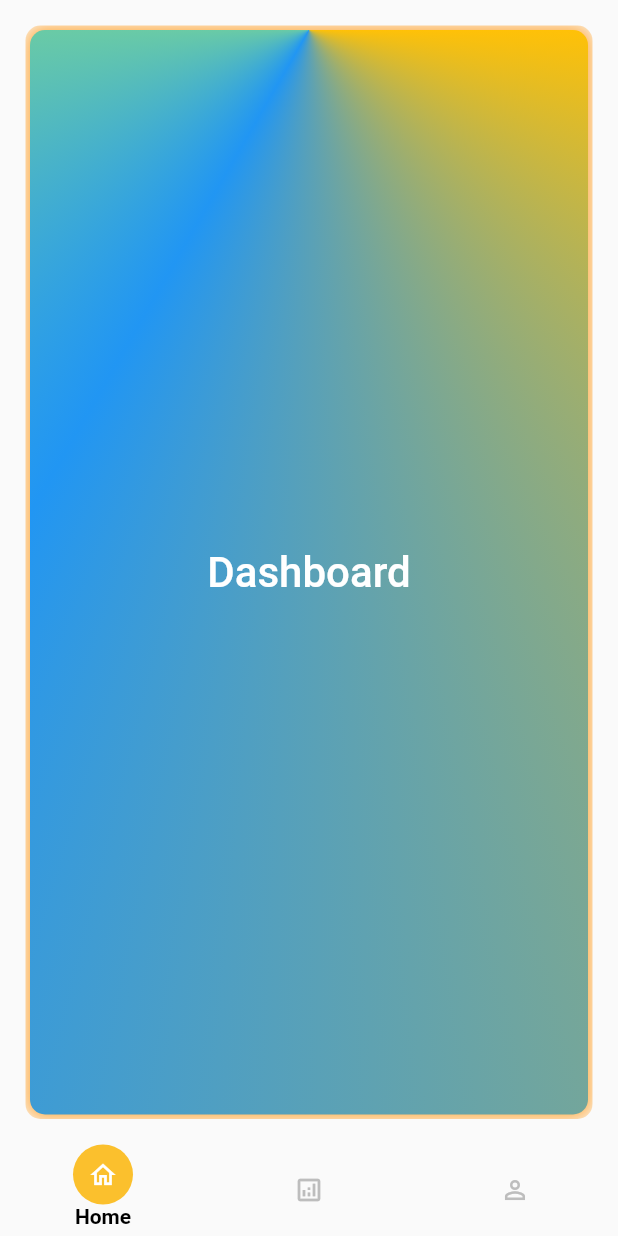
After one commit to chandandas9353r/project_gps_system, a Flutter app: the UserPage screen opened directly, on a phone screen of 412 x 824 dp. The commit adds this screen. Run offline on Flutter 3.47's test engine with Material 2 defaults, Android fonts, the phone set to English and light mode, and no system bars.

Commit message:
Custom Bottom Navigation Bar added

```diff
--- a/lib/main.dart
+++ b/lib/main.dart
@@ -1,5 +1,6 @@
 import 'package:flutter/material.dart';
 import 'package:project_gps_system/sign_in.dart';
+import 'package:project_gps_system/student/user_page.dart';
 
 void main() => runApp(MaterialApp(
   debugShowCheckedModeBanner: false,
--- /dev/null
+++ b/lib/navigation_bar.dart
@@ -0,0 +1,89 @@
+import 'package:flutter/material.dart';
+
+class CustomBottomNavigationBar extends StatefulWidget {
+  Widget selectedPage;
+  int selectedIndex;
+  List<Widget> pagesList;
+  Function(Widget) changePage;
+  CustomBottomNavigationBar({
+    required this.pagesList,
+    required this.selectedPage,
+    required this.selectedIndex,
+    required this.changePage,
+    super.key,
+  });
+  @override
+  State<CustomBottomNavigationBar> createState() =>
+      _CustomBottomNavigationBarState();
+}
+
+class _CustomBottomNavigationBarState extends State<CustomBottomNavigationBar> {
+  int _selectedIndex = 0;
+  List<Widget> _pagesList = [];
+  @override
+  void initState() {
+    super.initState();
+    setState(() {
+      _selectedIndex = widget.selectedIndex;
+      _pagesList = widget.pagesList;
+    });
+  }
+
+  Widget buildNavBar(int index, IconData icon, String data) {
+    return Container(
+      margin: (_selectedIndex==index)
+          ? const EdgeInsets.only(bottom: 5.0)
+          : const EdgeInsets.only(bottom: 0.0),
+      child: Column(
+        mainAxisSize: MainAxisSize.min,
+        children: [
+          GestureDetector(
+            onTap: () => setState(() {
+              _selectedIndex = index;
+              widget.selectedPage = _pagesList[index];
+              widget.changePage(widget.selectedPage);
+            }),
+            child: Container(
+              padding: const EdgeInsets.all(10.0),
+              decoration: (_selectedIndex==index)
+                  ? BoxDecoration(
+                      color: (_selectedIndex==index)
+                          ? Colors.yellow.shade700
+                          : Colors.transparent,
+                      shape: BoxShape.circle,
+                    )
+                  : const BoxDecoration(),
+              child: Icon(
+                icon,
+                size: 20,
+                color: (_selectedIndex==index)
+                    ? Colors.white
+                    : Colors.grey.shade400,
+              ),
+            ),
+          ),
+          if (_selectedIndex==index)
+            Text(
+              data,
+              style: const TextStyle(
+                color: Colors.black,
+                fontWeight: FontWeight.w600,
+              ),
+            ),
+        ],
+      ),
+    );
+  }
+
+  @override
+  Widget build(BuildContext context) {
+    return Row(
+      mainAxisAlignment: MainAxisAlignment.spaceAround,
+      children: [
+        buildNavBar(0, Icons.home_outlined, "Home"),
+        buildNavBar(1, Icons.analytics_outlined, "Performance"),
+        buildNavBar(2, Icons.person_outline, "Profile"),
+      ],
+    );
+  }
+}
--- /dev/null
+++ b/lib/student/dashboard.dart
@@ -0,0 +1,52 @@
+import 'package:flutter/material.dart';
+
+class DashboardPage extends StatelessWidget {
+  const DashboardPage({super.key});
+  @override
+  Widget build(BuildContext context) {
+    final EdgeInsets _screenPadding = MediaQuery.of(context).padding;
+    return Expanded(
+      child: SafeArea(
+        minimum: EdgeInsets.fromLTRB(
+          _screenPadding.left + 20,
+          _screenPadding.top + 20,
+          _screenPadding.right + 20,
+          _screenPadding.bottom + 20,
+        ),
+        child: Container(
+          height: double.infinity,
+          alignment: Alignment.center,
+          padding: const EdgeInsets.all(10),
+          decoration: BoxDecoration(
+            borderRadius: BorderRadius.circular(10),
+            boxShadow: const [
+              BoxShadow(
+                color: Colors.orangeAccent,
+                blurRadius: 10,
+                blurStyle: BlurStyle.inner,
+                spreadRadius: 3,
+              )
+            ],
+            gradient: const SweepGradient(
+              center: Alignment.topCenter,
+              colors: [
+                Colors.amber,
+                Colors.blue,
+                Colors.lightGreenAccent,
+                Colors.deepPurpleAccent,
+              ],
+            ),
+          ),
+          child: const Text(
+            "Dashboard",
+            style: TextStyle(
+              color: Colors.white,
+              fontWeight: FontWeight.w500,
+            ),
+            textScaleFactor: 2,
+          ),
+        ),
+      ),
+    );
+  }
+}
--- /dev/null
+++ b/lib/student/user_page.dart
@@ -0,0 +1,38 @@
+import 'package:flutter/material.dart';
+import 'package:project_gps_system/student/dashboard.dart';
+import 'package:project_gps_system/student/reports.dart';
+import 'package:project_gps_system/student/profile.dart';
+import 'package:project_gps_system/navigation_bar.dart';
+
+class UserPage extends StatefulWidget {
+  const UserPage({super.key});
+  @override
+  State<UserPage> createState() => _UserPageState();
+}
+
+class _UserPageState extends State<UserPage> {
+  final List<Widget> _pagesList = const [
+    DashboardPage(),
+    ReportsPage(),
+    ProfilePage(),
+  ];
+  Widget _selectedPage = const DashboardPage();
+  @override
+  Widget build(BuildContext context) {
+    return Scaffold(
+      body: Column(
+        children: [
+          _selectedPage,
+          CustomBottomNavigationBar(
+            pagesList: _pagesList,
+            selectedPage: _selectedPage,
+            selectedIndex: 0,
+            changePage: (page) => setState(
+              () => _selectedPage = page,
+            ),
+          ),
+        ],
+      ),
+    );
+  }
+}
```
Also changed, not shown: lib/register.dart (+25 -0 lines), lib/student/profile.dart (added, +52 -0 lines), lib/student/reports.dart (added, +52 -0 lines), lib/student/home.dart (deleted).
